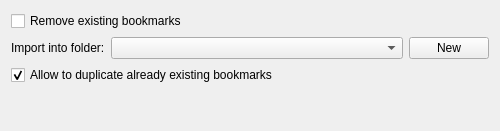
Qt form src/ui/BookmarksImporterWidget.ui (OtterBrowser/otter-browser) before a commit.
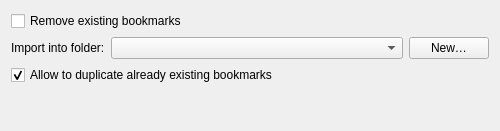
The same form after that commit. Custom widgets are drawn as their Qt base class.

```diff
--- a/src/ui/BookmarksImporterWidget.ui
+++ b/src/ui/BookmarksImporterWidget.ui
@@ -67,7 +67,7 @@
            <item>
             <widget class="QPushButton" name="newFolderButton">
              <property name="text">
-              <string>New</string>
+              <string>New…</string>
              </property>
             </widget>
            </item>
```
